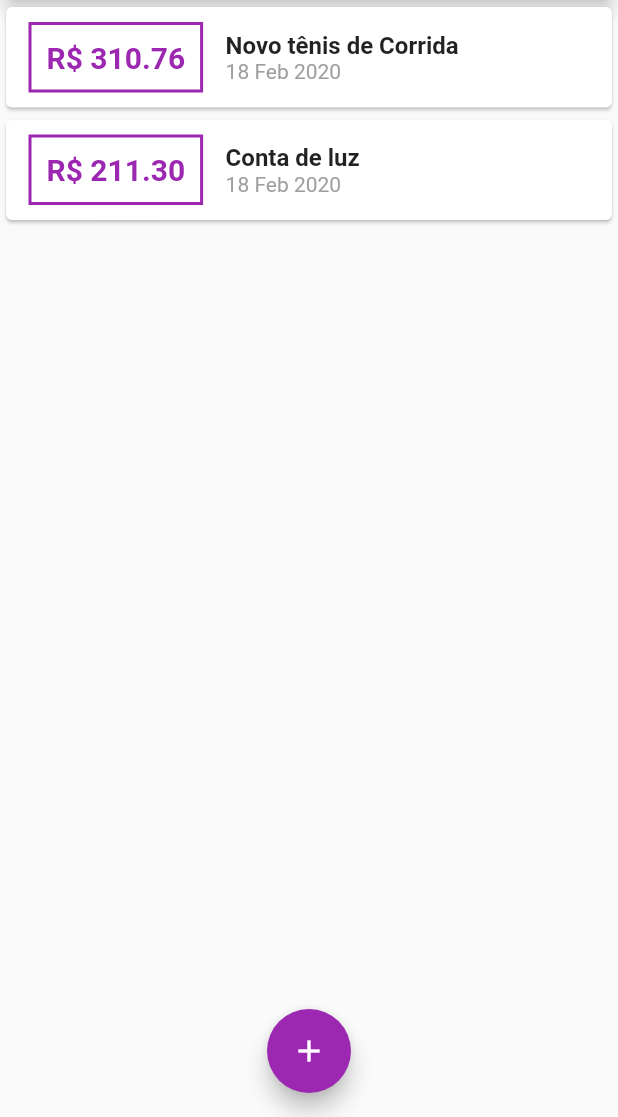
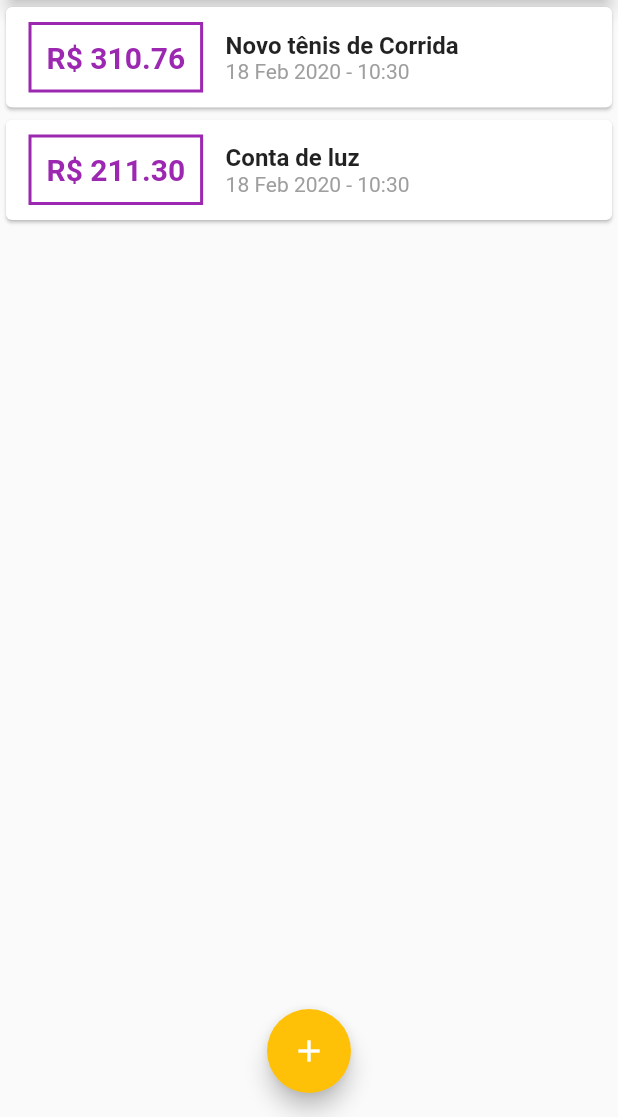
Before and after one commit to carlosrjr/Personal-Expenses, a Flutter app: the screen it shows after launch, on a phone screen of 412 x 824 dp, the part 119-1236 px from its top. Run offline on Flutter 3.47's test engine with Material 2 defaults, Android fonts, the phone set to English and light mode, and no system bars.

Commit message:
[UP] Refatoraçao das cores do app

```diff
--- a/lib/components/transaction_list.dart
+++ b/lib/components/transaction_list.dart
@@ -25,7 +25,7 @@ class TransactionList extends StatelessWidget {
                   ),
                   decoration: BoxDecoration(
                     border: Border.all(
-                      color: Colors.purple,
+                      color: Theme.of(context).primaryColor,
                       width: 2,
                     ),
                   ),
@@ -33,9 +33,10 @@ class TransactionList extends StatelessWidget {
                   child: Text(
                     'R\$ ${tr.value.toStringAsFixed(2)}',
                     style: TextStyle(
-                        fontWeight: FontWeight.bold,
-                        fontSize: 20,
-                        color: Colors.purple),
+                      fontWeight: FontWeight.bold,
+                      fontSize: 20,
+                      color: Theme.of(context).primaryColor,
+                    ),
                   ),
                 ),
                 Column(
@@ -47,7 +48,7 @@ class TransactionList extends StatelessWidget {
                           TextStyle(fontWeight: FontWeight.bold, fontSize: 16),
                     ),
                     Text(
-                      DateFormat('d MMM y').format(tr.date),
+                      DateFormat('d MMM y - hh:mm').format(tr.date),
                       style: TextStyle(color: Colors.grey),
                     ),
                   ],
--- a/lib/main.dart
+++ b/lib/main.dart
@@ -11,6 +11,10 @@ class ExpensesApp extends StatelessWidget {
   Widget build(BuildContext context) {
     return MaterialApp(
       home: MyHomePage(),
+      theme: ThemeData(
+        primarySwatch: Colors.purple,
+        accentColor: Colors.amber,
+      ),
     );
   }
 }
@@ -65,7 +69,6 @@ class _MyHomePageState extends State<MyHomePage> {
     return Center(
       child: Scaffold(
         appBar: AppBar(
-          backgroundColor: Colors.purple,
           title: Text('Despesas Pessoais'),
           actions: <Widget>[
             IconButton(
@@ -98,7 +101,6 @@ class _MyHomePageState extends State<MyHomePage> {
           ),
         ),
         floatingActionButton: FloatingActionButton(
-          backgroundColor: Colors.purple,
           child: Icon(
             Icons.add,
             color: Colors.white,
```
